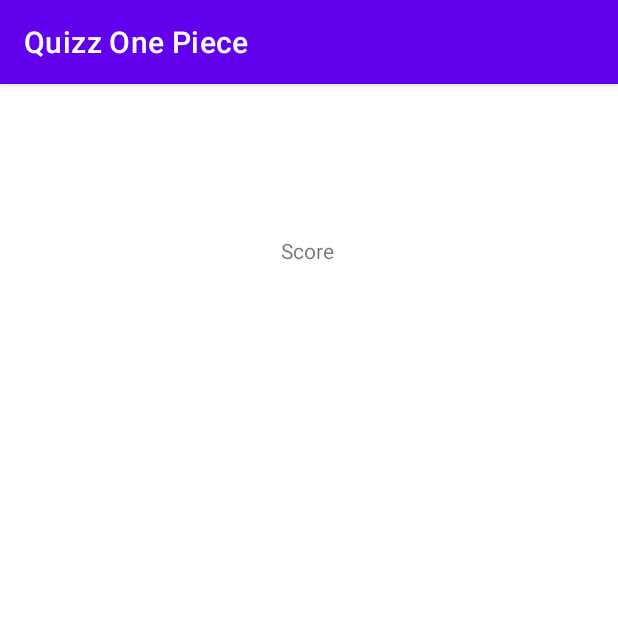
After one commit to Samouiii/QuizzOnePiece, an Android app: the ResultActivity screen opened directly, with no data from a screen before it, on a phone screen of 412 x 824 dp, the top half of it. The commit adds this screen. Run offline under Robolectric (Android 15) with nearby library versions, the phone set to English and light mode, and no system bars.

Commit message:
Create ResultActivity and lot of stuff

```diff
--- a/app/build.gradle
+++ b/app/build.gradle
@@ -30,6 +30,9 @@ android {
     kotlinOptions {
         jvmTarget = '1.8'
     }
+    buildFeatures {
+        viewBinding true
+    }
 }
 
 dependencies {
@@ -38,6 +41,8 @@ dependencies {
     implementation 'androidx.appcompat:appcompat:1.4.1'
     implementation 'com.google.android.material:material:1.5.0'
     implementation 'androidx.constraintlayout:constraintlayout:2.1.3'
+    implementation 'androidx.navigation:navigation-fragment-ktx:2.4.1'
+    implementation 'androidx.navigation:navigation-ui-ktx:2.4.1'
     testImplementation 'junit:junit:4.13.2'
     androidTestImplementation 'androidx.test.ext:junit:1.1.3'
     androidTestImplementation 'androidx.test.espresso:espresso-core:3.4.0'
--- /dev/null
+++ b/app/src/main/java/fr/quizzonepiece/ResultActivity.kt
@@ -0,0 +1,11 @@
+package fr.quizzonepiece
+
+import androidx.appcompat.app.AppCompatActivity
+import android.os.Bundle
+
+class ResultActivity : AppCompatActivity() {
+    override fun onCreate(savedInstanceState: Bundle?) {
+        super.onCreate(savedInstanceState)
+        setContentView(R.layout.activity_result)
+    }
+}
--- /dev/null
+++ b/app/src/main/res/layout/activity_result.xml
@@ -0,0 +1,18 @@
+<?xml version="1.0" encoding="utf-8"?>
+<androidx.constraintlayout.widget.ConstraintLayout xmlns:android="http://schemas.android.com/apk/res/android"
+    xmlns:app="http://schemas.android.com/apk/res-auto"
+    xmlns:tools="http://schemas.android.com/tools"
+    android:layout_width="match_parent"
+    android:layout_height="match_parent"
+    tools:context=".ResultActivity">
+
+    <TextView
+        android:id="@+id/textView2"
+        android:layout_width="wrap_content"
+        android:layout_height="wrap_content"
+        android:layout_marginStart="187dp"
+        android:layout_marginTop="101dp"
+        android:text="Score"
+        app:layout_constraintStart_toStartOf="parent"
+        app:layout_constraintTop_toTopOf="parent" />
+</androidx.constraintlayout.widget.ConstraintLayout>
--- /dev/null
+++ b/app/src/main/res/values-land/dimens.xml
@@ -0,0 +1,3 @@
+<resources>
+      <dimen name="fab_margin">48dp</dimen>
+   </resources>
--- /dev/null
+++ b/app/src/main/res/values-w1240dp/dimens.xml
@@ -0,0 +1,3 @@
+<resources>
+      <dimen name="fab_margin">200dp</dimen>
+   </resources>
--- /dev/null
+++ b/app/src/main/res/values-w600dp/dimens.xml
@@ -0,0 +1,3 @@
+<resources>
+      <dimen name="fab_margin">48dp</dimen>
+   </resources>
--- /dev/null
+++ b/app/src/main/res/values/dimens.xml
@@ -0,0 +1,3 @@
+<resources>
+      <dimen name="fab_margin">16dp</dimen>
+   </resources>
```
Also changed, not shown: app/src/main/AndroidManifest.xml (+7 -4 lines), app/src/main/java/fr/quizzonepiece/MainActivity.kt (+14 -4 lines), app/src/main/java/fr/quizzonepiece/QuizzActivity.kt (renamed from app/src/main/java/fr/quizzonepiece/Quizz.kt, +27 -19 lines), app/src/main/java/fr/quizzonepiece/data.kt (added, +16 -0 lines), app/src/main/res/navigation/nav_graph.xml (added, +28 -0 lines), app/src/main/res/values/strings.xml (+9 -0 lines), app/src/main/res/values/themes.xml (+7 -0 lines).
